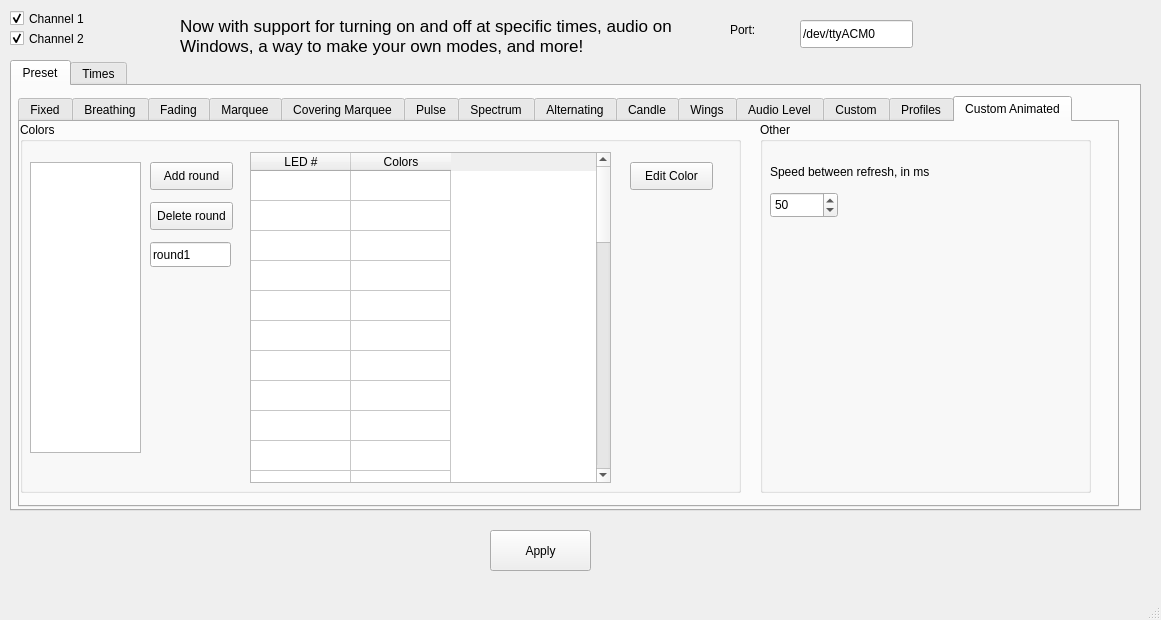
First picture: the form in hue-gui.ui, repository kusti8/hue-plus, before the edit.
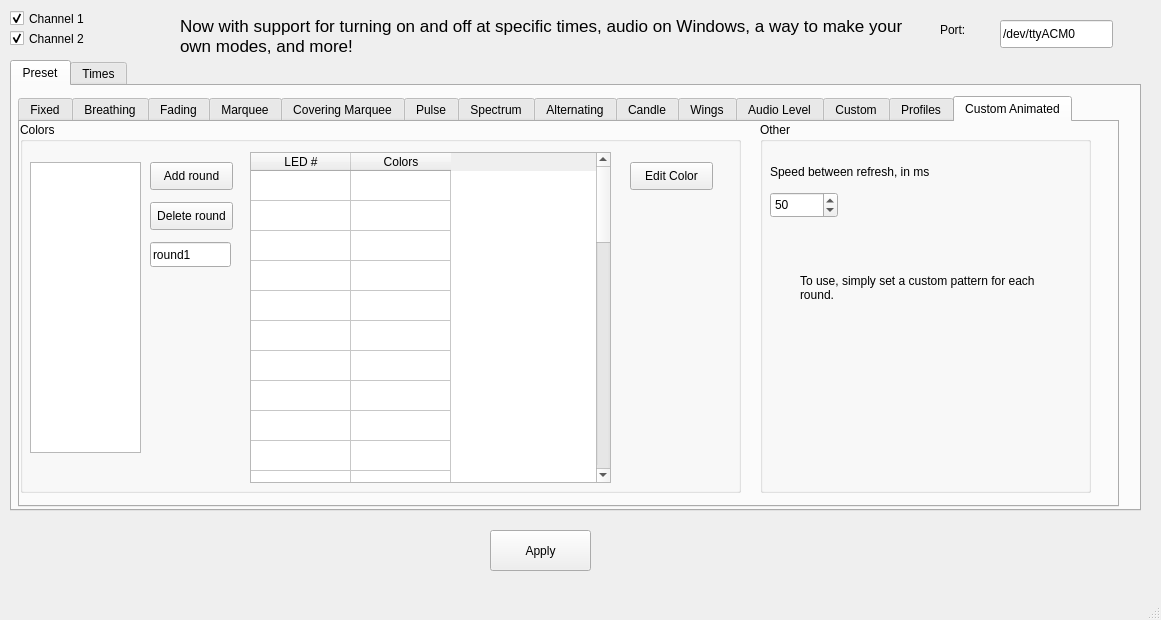
Second picture: the form after the edit. The open tabs and pages were chosen to show the change.

Diff of the .ui file:
```diff
--- a/hue-gui.ui
+++ b/hue-gui.ui
@@ -1993,6 +1993,22 @@
           <double>50.000000000000000</double>
          </property>
         </widget>
+        <widget class="QLabel" name="label_21">
+         <property name="geometry">
+          <rect>
+           <x>40</x>
+           <y>130</y>
+           <width>261</width>
+           <height>71</height>
+          </rect>
+         </property>
+         <property name="text">
+          <string>To use, simply set a custom pattern for each round.</string>
+         </property>
+         <property name="wordWrap">
+          <bool>true</bool>
+         </property>
+        </widget>
        </widget>
       </widget>
      </widget>
@@ -2131,7 +2147,7 @@
    <widget class="QLabel" name="label">
     <property name="geometry">
      <rect>
-      <x>730</x>
+      <x>940</x>
       <y>20</y>
       <width>62</width>
       <height>20</height>
@@ -2144,7 +2160,7 @@
    <widget class="QLineEdit" name="portTxt">
     <property name="geometry">
      <rect>
-      <x>800</x>
+      <x>1000</x>
       <y>20</y>
       <width>113</width>
       <height>28</height>
@@ -2159,7 +2175,7 @@
      <rect>
       <x>180</x>
       <y>-10</y>
-      <width>501</width>
+      <width>741</width>
       <height>91</height>
      </rect>
     </property>
```
Left out of the diff: 4 changed lines with no effect on the pictures.
